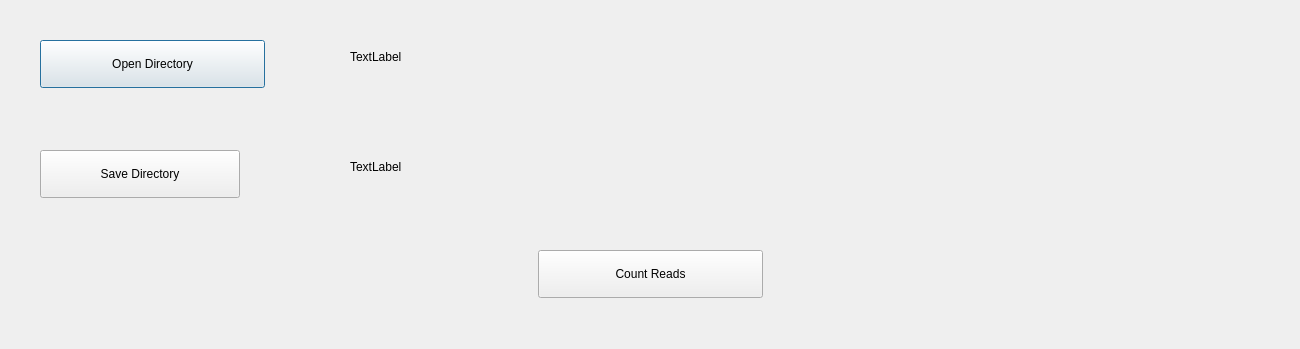
Qt form GUI/UI Files/count_reads.ui (pmewing/ARS) before a commit.
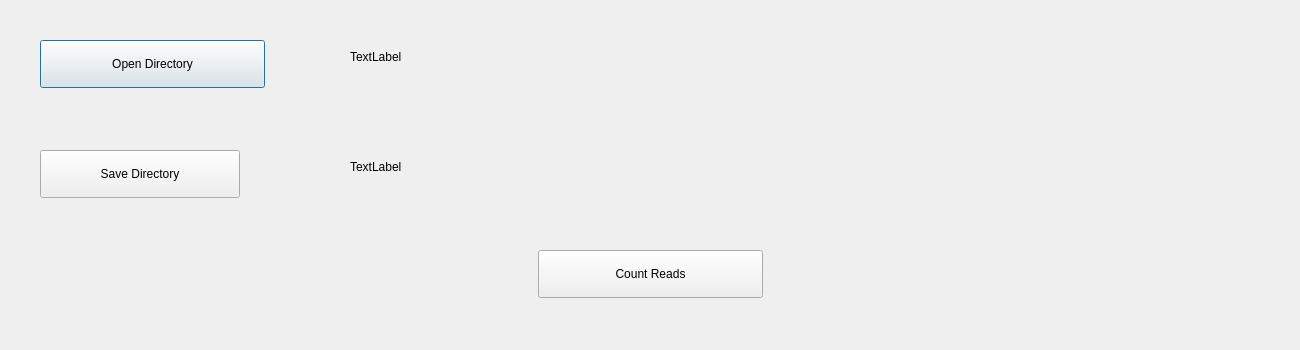
The same form after that commit.

Commit message: version 0.8.01 CountReads (using the interface) will now count all reads from a folder accepting input from any location and saving to any folder. It does not accept choosing a file name (for the moment)

What changed in the file:
```diff
--- a/GUI/UI Files/count_reads.ui
+++ b/GUI/UI Files/count_reads.ui
@@ -7,7 +7,7 @@
     <x>0</x>
     <y>0</y>
     <width>1300</width>
-    <height>349</height>
+    <height>350</height>
    </rect>
   </property>
   <property name="windowTitle">
```
The commit also changes 4 other files.
